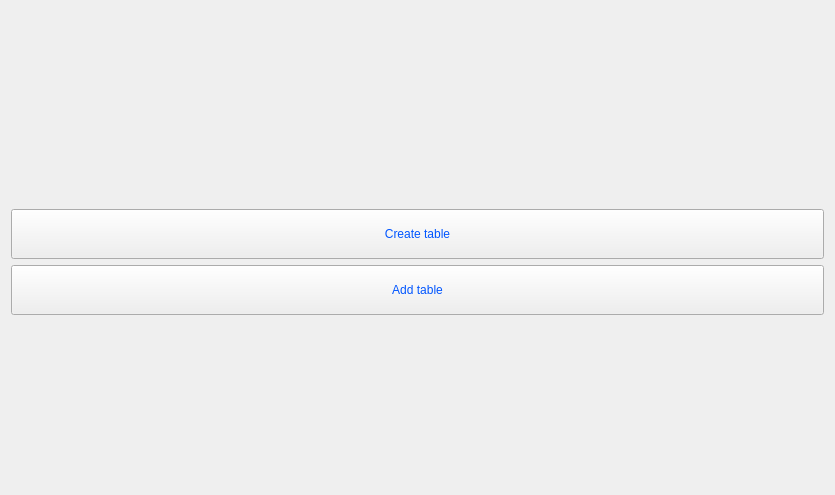
First picture: the form in Ploteus/table_chs_pg.ui, repository Atsanda/Ploteus, before the edit.
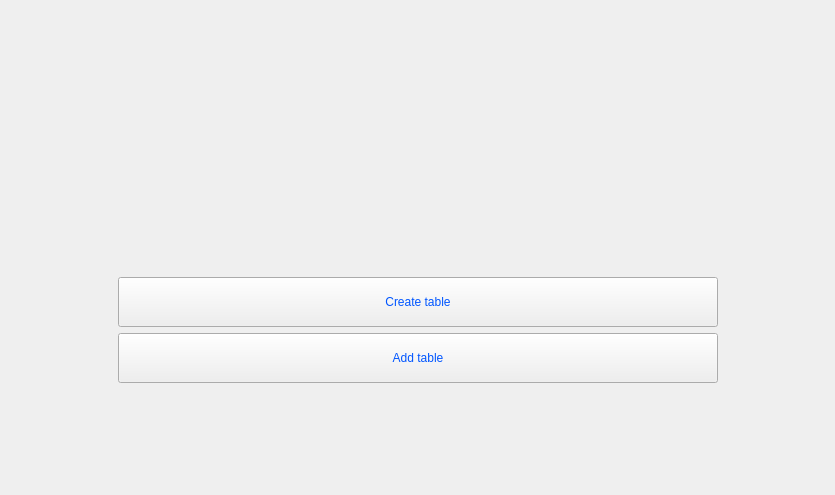
Second picture: the form after the edit. Icons and pictures are not drawn.

```diff
--- a/Ploteus/table_chs_pg.ui
+++ b/Ploteus/table_chs_pg.ui
@@ -16,17 +16,52 @@
   <property name="windowTitle">
    <string>Form</string>
   </property>
+  <property name="styleSheet">
+   <string notr="true">background-image: url(:/wel_page/background.jpg);</string>
+  </property>
   <layout class="QVBoxLayout" name="verticalLayout">
+   <item>
+    <spacer name="verticalSpacer_3">
+     <property name="orientation">
+      <enum>Qt::Vertical</enum>
+     </property>
+     <property name="sizeHint" stdset="0">
+      <size>
+       <width>20</width>
+       <height>0</height>
+      </size>
+     </property>
+    </spacer>
+   </item>
    <item>
     <layout class="QGridLayout" name="gridLayout_2">
-     <item row="3" column="0">
+     <item row="4" column="1">
+      <spacer name="verticalSpacer_2">
+       <property name="orientation">
+        <enum>Qt::Vertical</enum>
+       </property>
+       <property name="sizeHint" stdset="0">
+        <size>
+         <width>20</width>
+         <height>40</height>
+        </size>
+       </property>
+      </spacer>
+     </item>
+     <item row="3" column="1" alignment="Qt::AlignHCenter">
       <widget class="QPushButton" name="Add_tbl">
        <property name="minimumSize">
         <size>
-         <width>0</width>
+         <width>600</width>
          <height>50</height>
         </size>
        </property>
+       <property name="maximumSize">
+        <size>
+         <width>600</width>
+         <height>16777215</height>
+        </size>
+       </property>
        <property name="styleSheet">
         <string notr="true">background-image: url(:/window/Button.png);
 color: rgb(0, 85, 255);
@@ -52,38 +87,7 @@
        </property>
       </widget>
      </item>
-     <item row="4" column="0">
-      <spacer name="verticalSpacer_2">
-       <property name="orientation">
-        <enum>Qt::Vertical</enum>
-       </property>
-       <property name="sizeHint" stdset="0">
-        <size>
-         <width>20</width>
-         <height>40</height>
-        </size>
-       </property>
-      </spacer>
-     </item>
-     <item row="2" column="0">
-      <widget class="QPushButton" name="Create_table">
-       <property name="minimumSize">
-        <size>
-         <width>0</width>
-         <height>50</height>
-        </size>
-       </property>
-       <property name="styleSheet">
-        <string notr="true">background-image: url(:/window/Button.png);
-color: rgb(0, 85, 255);
-font: 20pt &quot;MS Shell Dlg 2&quot;;</string>
-       </property>
-       <property name="text">
-        <string>Create table</string>
-       </property>
-      </widget>
-     </item>
-     <item row="1" column="0">
+     <item row="1" column="1">
       <spacer name="verticalSpacer">
        <property name="orientation">
         <enum>Qt::Vertical</enum>
@@ -97,7 +101,26 @@
       </spacer>
      </item>
      <item row="0" column="0">
+      <spacer name="horizontalSpacer">
+       <property name="orientation">
+        <enum>Qt::Horizontal</enum>
+       </property>
+       <property name="sizeHint" stdset="0">
+        <size>
+         <width>0</width>
+         <height>20</height>
+        </size>
+       </property>
+      </spacer>
+     </item>
+     <item row="0" column="1">
       <widget class="QLabel" name="label">
+       <property name="sizePolicy">
+        <sizepolicy hsizetype="Fixed" vsizetype="Preferred">
+         <horstretch>0</horstretch>
+         <verstretch>0</verstretch>
+        </sizepolicy>
+       </property>
        <property name="text">
         <string/>
        </property>
@@ -109,8 +132,58 @@
        </property>
       </widget>
      </item>
+     <item row="2" column="1" alignment="Qt::AlignHCenter">
+      <widget class="QPushButton" name="Create_table">
+       <property name="minimumSize">
+        <size>
+         <width>600</width>
+         <height>50</height>
+        </size>
+       </property>
+       <property name="maximumSize">
+        <size>
+         <width>600</width>
+         <height>16777215</height>
+        </size>
+       </property>
+       <property name="styleSheet">
+        <string notr="true">background-image: url(:/window/Button.png);
+color: rgb(0, 85, 255);
+font: 20pt &quot;MS Shell Dlg 2&quot;;</string>
+       </property>
+       <property name="text">
+        <string>Create table</string>
+       </property>
+      </widget>
+     </item>
+     <item row="0" column="2">
+      <spacer name="horizontalSpacer_2">
+       <property name="orientation">
+        <enum>Qt::Horizontal</enum>
+       </property>
+       <property name="sizeHint" stdset="0">
+        <size>
+         <width>0</width>
+         <height>20</height>
+        </size>
+       </property>
+      </spacer>
+     </item>
     </layout>
    </item>
+   <item>
+    <spacer name="verticalSpacer_4">
+     <property name="orientation">
+      <enum>Qt::Vertical</enum>
+     </property>
+     <property name="sizeHint" stdset="0">
+      <size>
+       <width>20</width>
+       <height>0</height>
+      </size>
+     </property>
+    </spacer>
+   </item>
   </layout>
  </widget>
  <resources>
```
